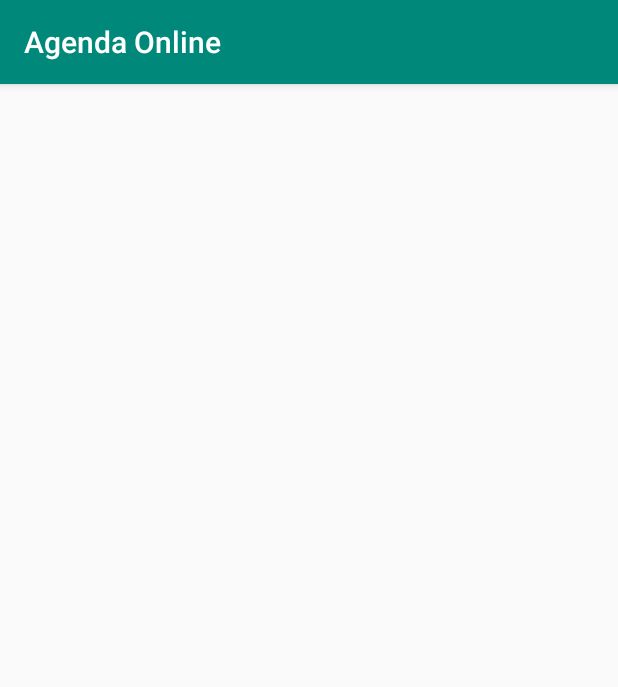
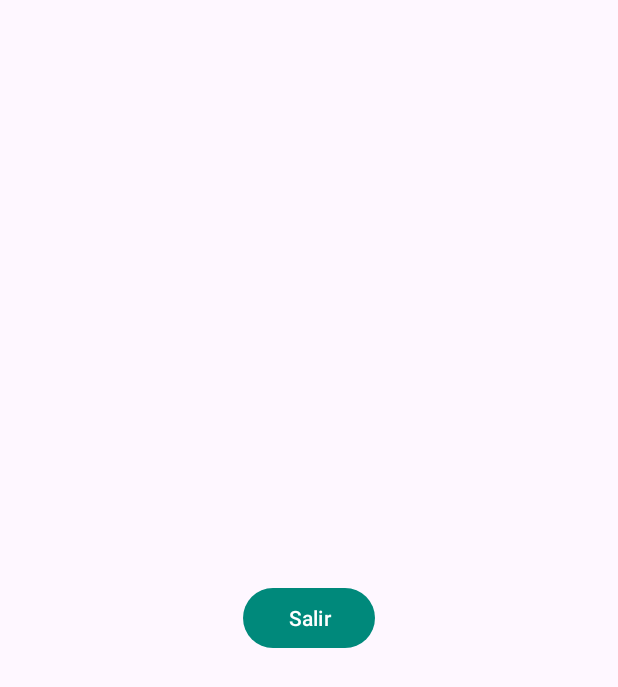
Before and after one commit to Majo990/Agenda_Online, an Android app: the screen it shows after launch once a user with an empty profile is signed in (MenuPrincipal), on a phone screen of 412 x 824 dp. Shown: the top 687 px of the screen. Run offline under Robolectric (Android 15) with nearby library versions, the phone set to English and light mode, and no system bars; our stand-ins replace Firebase (no records; nobody signed in at launch, a user with empty details on screens opened directly).

Commit message:
Habilito el Boton Cerrar Sesion en la app.

```diff
--- a/app/build.gradle
+++ b/app/build.gradle
@@ -8,7 +8,7 @@ android {
 
     defaultConfig {
         applicationId "com.majo.cliente.agenda_online"
-        minSdk 21
+        minSdk 25
         targetSdk 33
         versionCode 1
         versionName "1.0"
@@ -35,6 +35,7 @@ dependencies {
     implementation 'androidx.constraintlayout:constraintlayout:2.1.4'
     implementation 'com.airbnb.android:lottie:3.0.1'
     implementation 'com.google.firebase:firebase-analytics:17.2.2'
+    implementation 'androidx.wear.tiles:tiles-material:1.1.0-alpha04'
     testImplementation 'junit:junit:4.13.2'
     implementation 'com.google.android.material:material:1.4.0'
     implementation 'com.google.firebase:firebase-auth:20.0.1'
--- a/app/src/main/java/com/majo/cliente/agenda_online/MenuPrincipal.java
+++ b/app/src/main/java/com/majo/cliente/agenda_online/MenuPrincipal.java
@@ -1,14 +1,48 @@
 package com.majo.cliente.agenda_online;
 
 import androidx.appcompat.app.AppCompatActivity;
+import android.widget.Button;
+import android.view.View;
 
+
+import android.content.Intent;
 import android.os.Bundle;
+import android.widget.Toast;
+
+import com.google.firebase.auth.FirebaseAuth;
+import com.google.firebase.auth.FirebaseUser;
 
 public class MenuPrincipal extends AppCompatActivity {
+
+    // Declaración de variables para el botón de cerrar sesión, la autenticación de Firebase y el usuario actual
+
+    Button CerrarSesion;
+    FirebaseAuth firebaseAuth;
+    FirebaseUser user;
 
     @Override
     protected void onCreate(Bundle savedInstanceState) {
         super.onCreate(savedInstanceState);
+        // Establece el diseño de la actividad a partir del archivo XML activity_menu_principal
         setContentView(R.layout.activity_menu_principal);
+
+        CerrarSesion = findViewById(R.id.CerrarSesion); // Asigna el botón del diseño al botón CerrarSesion
+        firebaseAuth = FirebaseAuth.getInstance();// Obtiene una instancia de FirebaseAuth
+        user = firebaseAuth.getCurrentUser();// Obtiene el usuario actual
+
+        // Establece un OnClickListener en el botón CerrarSesion para realizar una acción cuando se haga clic en él
+        CerrarSesion.setOnClickListener(new View.OnClickListener(){
+            @Override
+            public void onClick(View view){
+                // Llama al método SalirAplicacion cuando se hace clic en el botón
+                    SalirAplicacion();
+            }
+        });
+    }
+
+    private void SalirAplicacion() {
+        firebaseAuth.signOut();// Cierra sesión en Firebase
+        startActivity(new Intent(MenuPrincipal.this, MainActivity.class));// Inicia la actividad principal
+        Toast.makeText(this, "Cerrastes sesion exitosamente", Toast.LENGTH_SHORT).show(); //Muestra un mensaje al usuario indicando que ha cerrado sesión correctamente
     }
 }
--- a/app/src/main/res/layout/activity_menu_principal.xml
+++ b/app/src/main/res/layout/activity_menu_principal.xml
@@ -1,9 +1,28 @@
 <?xml version="1.0" encoding="utf-8"?>
-<androidx.constraintlayout.widget.ConstraintLayout xmlns:android="http://schemas.android.com/apk/res/android"
+<RelativeLayout
+    xmlns:android="http://schemas.android.com/apk/res/android"
     xmlns:app="http://schemas.android.com/apk/res-auto"
     xmlns:tools="http://schemas.android.com/tools"
     android:layout_width="match_parent"
     android:layout_height="match_parent"
     tools:context=".MenuPrincipal">
 
-</androidx.constraintlayout.widget.ConstraintLayout>
+    <androidx.appcompat.widget.LinearLayoutCompat
+        android:layout_width="match_parent"
+        android:layout_height="match_parent"
+        android:orientation="vertical"
+        android:gravity="center">
+        <Button
+            android:id="@+id/CerrarSesion"
+            android:text="@string/CerrarSesion"
+            android:layout_width="wrap_content"
+            android:layout_height="wrap_content"/>
+
+
+    </androidx.appcompat.widget.LinearLayoutCompat>
+
+
+
+
+
+</RelativeLayout>
--- a/app/src/main/res/values-night/themes.xml
+++ b/app/src/main/res/values-night/themes.xml
@@ -1,6 +1,6 @@
 <resources xmlns:tools="http://schemas.android.com/tools">
     <!-- Base application theme. -->
-    <style name="Base.Theme.Agenda_Online" parent="Theme.AppCompat.Light.DarkActionBar">,
+    <style name="Base.Theme.Agenda_Online" parent="Theme.Material3.DayNight.NoActionBar">,
         <!-- Customize your dark theme here. -->
 
         <!-- Customize your light theme here. -->
--- a/app/src/main/res/values/strings.xml
+++ b/app/src/main/res/values/strings.xml
@@ -14,5 +14,7 @@
     <string name="RegistrarUsuario">Registrar</string>
     <string name="TengounacuentaTXT">Tengo una cuenta</string>
 
+    <!---MENU PRINCIPAL -->
+    <string name="CerrarSesion">Salir</string>
 
 </resources>
--- a/app/src/main/res/values/themes.xml
+++ b/app/src/main/res/values/themes.xml
@@ -1,6 +1,6 @@
 <resources xmlns:tools="http://schemas.android.com/tools">
     <!-- Base application theme. -->
-    <style name="Base.Theme.Agenda_Online" parent="Theme.AppCompat.Light.DarkActionBar">,
+    <style name="Base.Theme.Agenda_Online" parent="Theme.Material3.DayNight.NoActionBar">,
         <!-- Customize your light theme here. -->
          <item name="colorPrimary">@color/colorPrimary</item>
         <item name="colorPrimaryVariant">@color/colorPrimaryDark</item>
```
